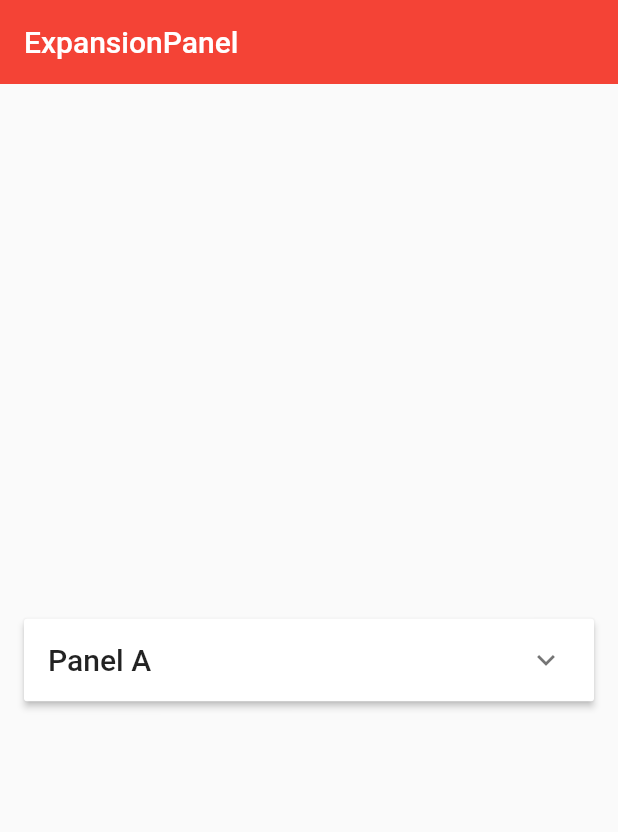
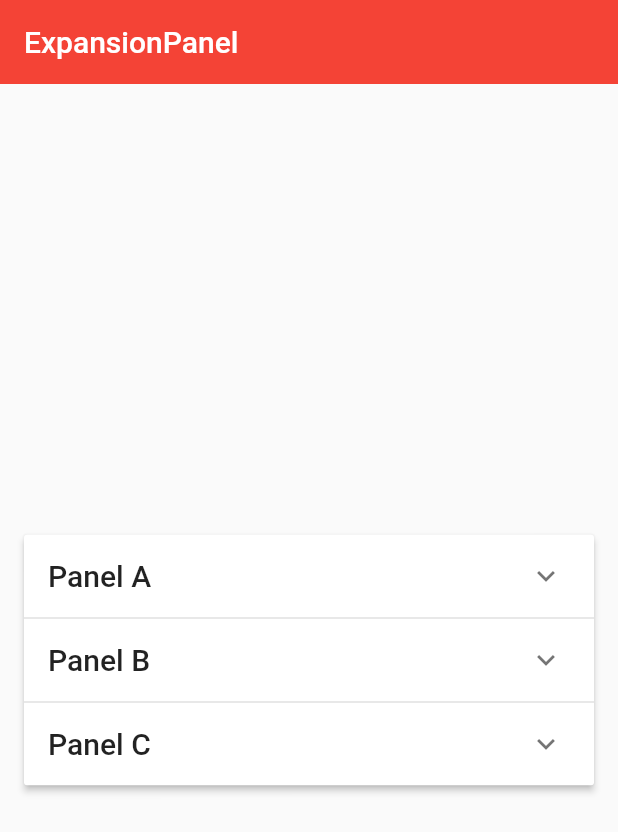
Before and after one commit to weisenHoo/app_flutter, a Flutter app: the ExpansionPanelDemo screen opened directly, on a phone screen of 412 x 824 dp. Shown: the top 832 px of the screen. Run offline on Flutter 3.47's test engine with Material 2 defaults, Android fonts, the phone set to English and light mode, and no system bars.

Commit message:
ExpansionPanel:面板列表项目

```diff
--- a/lib/demo/expansion_panel_demo.dart
+++ b/lib/demo/expansion_panel_demo.dart
@@ -1,4 +1,16 @@
 import 'package:flutter/material.dart';
+
+class ExpansionPanelItem {
+  final String headerText;
+  final Widget body;
+  bool isExpanded;
+
+  ExpansionPanelItem({
+    this.headerText,
+    this.body,
+    this.isExpanded,
+  });
+}
 
 class ExpansionPanelDemo extends StatefulWidget {
   @override
@@ -6,6 +18,43 @@ class ExpansionPanelDemo extends StatefulWidget {
 }
 
 class _ExpansionPanelDemoState extends State<ExpansionPanelDemo> {
+  List<ExpansionPanelItem> _expansionPanelItem;
+
+  @override
+  void initState() {
+    super.initState();
+
+    _expansionPanelItem = <ExpansionPanelItem>[
+      ExpansionPanelItem(
+        headerText: 'Panel A',
+        body: Container(
+          padding: EdgeInsets.all(16.0),
+          width: double.infinity,
+          child: Text('Content for Panel A.'),
+        ),
+        isExpanded: false,
+      ),
+      ExpansionPanelItem(
+        headerText: 'Panel B',
+        body: Container(
+          padding: EdgeInsets.all(16.0),
+          width: double.infinity,
+          child: Text('Content for Panel B.'),
+        ),
+        isExpanded: false,
+      ),
+      ExpansionPanelItem(
+        headerText: 'Panel C',
+        body: Container(
+          padding: EdgeInsets.all(16.0),
+          width: double.infinity,
+          child: Text('Content for Panel C.'),
+        ),
+        isExpanded: false,
+      ),
+    ];
+  }
+
   @override
   Widget build(BuildContext context) {
     return Scaffold(
@@ -19,25 +68,26 @@ class _ExpansionPanelDemoState extends State<ExpansionPanelDemo> {
           mainAxisAlignment: MainAxisAlignment.center,
           children: <Widget>[
             ExpansionPanelList(
-              children: [
-                ExpansionPanel(
+              expansionCallback: (int panelIndex, bool isExpanded) {
+                setState(() {
+                  _expansionPanelItem[panelIndex].isExpanded = !isExpanded;
+                });
+              },
+              children: _expansionPanelItem.map((ExpansionPanelItem item) {
+                return ExpansionPanel(
+                  isExpanded: item.isExpanded,
+                  body: item.body,
                   headerBuilder: (BuildContext context, bool isExpanded) {
                     return Container(
                       padding: EdgeInsets.all(16.0),
                       child: Text(
-                        'Panel A',
+                        item.headerText,
                         style: Theme.of(context).textTheme.title,
                       ),
                     );
                   },
-                  body: Container(
-                    padding: EdgeInsets.all(16.0),
-                    width: double.infinity,
-                    child: Text('Content for Panel A.'),
-                  ),
-                  isExpanded: false,
-                ),
-              ],
+                );
+              }).toList(),
             ),
           ],
         ),
```
